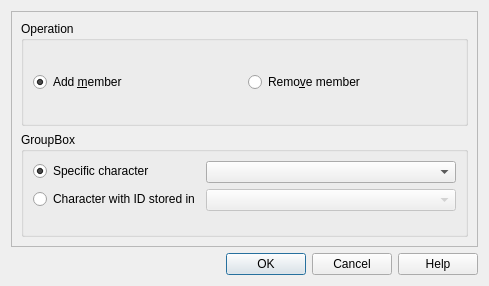
Before: the Qt Designer form src/ui/commands/change_party_widget.ui in EasyRPG/Editor, drawn with Qt 5.
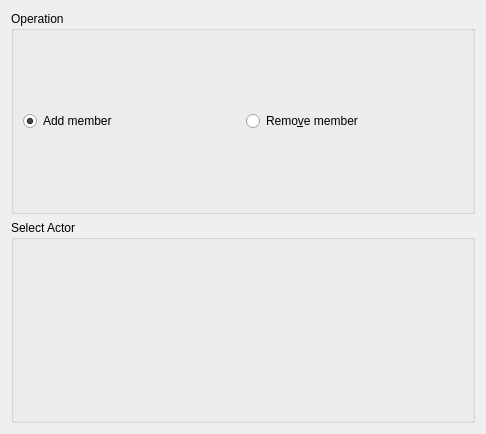
After: the same form once the commit is applied. Custom widgets are drawn as their Qt base class.

Commit message: Readd Change Money and Change Party event commands. Was already supported before. Migrated to new API.

```diff
--- a/src/ui/commands/change_party_widget.ui
+++ b/src/ui/commands/change_party_widget.ui
@@ -1,13 +1,13 @@
 <?xml version="1.0" encoding="UTF-8"?>
 <ui version="4.0">
  <class>ChangePartyWidget</class>
- <widget class="QDialog" name="ChangePartyWidget">
+ <widget class="QWidget" name="ChangePartyWidget">
   <property name="geometry">
    <rect>
     <x>0</x>
     <y>0</y>
-    <width>489</width>
-    <height>286</height>
+    <width>486</width>
+    <height>434</height>
    </rect>
   </property>
   <property name="windowTitle">
@@ -15,104 +15,57 @@
   </property>
   <layout class="QVBoxLayout" name="verticalLayout">
    <item>
-    <widget class="QFrame" name="frame">
-     <property name="frameShape">
-      <enum>QFrame::StyledPanel</enum>
+    <widget class="QGroupBox" name="groupBox">
+     <property name="title">
+      <string>Operation</string>
      </property>
-     <property name="frameShadow">
-      <enum>QFrame::Raised</enum>
-     </property>
-     <layout class="QVBoxLayout" name="verticalLayout_2">
+     <layout class="QHBoxLayout" name="horizontalLayout">
       <item>
-       <widget class="QGroupBox" name="groupBox">
-        <property name="title">
-         <string>Operation</string>
+       <widget class="QRadioButton" name="radioOpAdd">
+        <property name="text">
+         <string>Add member</string>
         </property>
-        <layout class="QHBoxLayout" name="horizontalLayout">
-         <item>
-          <widget class="QRadioButton" name="op_add">
-           <property name="text">
-            <string>Add &amp;member</string>
-           </property>
-           <property name="checked">
-            <bool>true</bool>
-           </property>
-          </widget>
-         </item>
-         <item>
-          <widget class="QRadioButton" name="op_rem">
-           <property name="text">
-            <string>Remo&amp;ve member</string>
-           </property>
-          </widget>
-         </item>
-        </layout>
+        <property name="checked">
+         <bool>true</bool>
+        </property>
+        <attribute name="buttonGroup">
+         <string notr="true">groupOp_arg0</string>
+        </attribute>
        </widget>
       </item>
       <item>
-       <widget class="QGroupBox" name="groupBox_2">
-        <property name="title">
-         <string>GroupBox</string>
+       <widget class="QRadioButton" name="radioOpRemove">
+        <property name="text">
+         <string>Remo&amp;ve member</string>
         </property>
-        <layout class="QFormLayout" name="formLayout">
-         <item row="0" column="0">
-          <widget class="QRadioButton" name="target_box_specific">
-           <property name="text">
-            <string>Specific character</string>
-           </property>
-           <property name="checked">
-            <bool>true</bool>
-           </property>
-          </widget>
-         </item>
-         <item row="0" column="1">
-          <widget class="ActorRpgComboBox" name="target_specific"/>
-         </item>
-         <item row="1" column="0">
-          <widget class="QRadioButton" name="target_box_variable">
-           <property name="text">
-            <string>Character with ID stored in</string>
-           </property>
-          </widget>
-         </item>
-         <item row="1" column="1">
-          <widget class="VariableRpgComboBox" name="target_variable">
-           <property name="enabled">
-            <bool>false</bool>
-           </property>
-          </widget>
-         </item>
-        </layout>
+        <attribute name="buttonGroup">
+         <string notr="true">groupOp_arg0</string>
+        </attribute>
        </widget>
       </item>
      </layout>
     </widget>
    </item>
    <item>
-    <widget class="QDialogButtonBox" name="buttonBox">
-     <property name="orientation">
-      <enum>Qt::Horizontal</enum>
+    <widget class="QGroupBox" name="groupBox_2">
+     <property name="title">
+      <string>Select Actor</string>
      </property>
-     <property name="standardButtons">
-      <set>QDialogButtonBox::Cancel|QDialogButtonBox::Help|QDialogButtonBox::Ok</set>
-     </property>
-     <property name="centerButtons">
-      <bool>false</bool>
-     </property>
+     <layout class="QGridLayout" name="gridLayout">
+      <item row="0" column="0">
+       <widget class="ActorOperandWidget" name="operandActor_arg1" native="true"/>
+      </item>
+     </layout>
     </widget>
    </item>
   </layout>
  </widget>
  <customwidgets>
   <customwidget>
-   <class>VariableRpgComboBox</class>
-   <extends>QComboBox</extends>
-   <header>ui/common/rpg_combobox.h</header>
-  </customwidget>
-  <customwidget>
-   <class>ActorRpgComboBox</class>
-   <extends>QComboBox</extends>
-   <header>ui/common/rpg_combobox.h</header>
+   <class>ActorOperandWidget</class>
+   <extends>QWidget</extends>
+   <header>ui/common/operand_widget.h</header>
+   <container>1</container>
   </customwidget>
  </customwidgets>
  <resources/>
```
Left out of the diff: 75 changed lines with no effect on the pictures. The commit also changes 9 other files.
